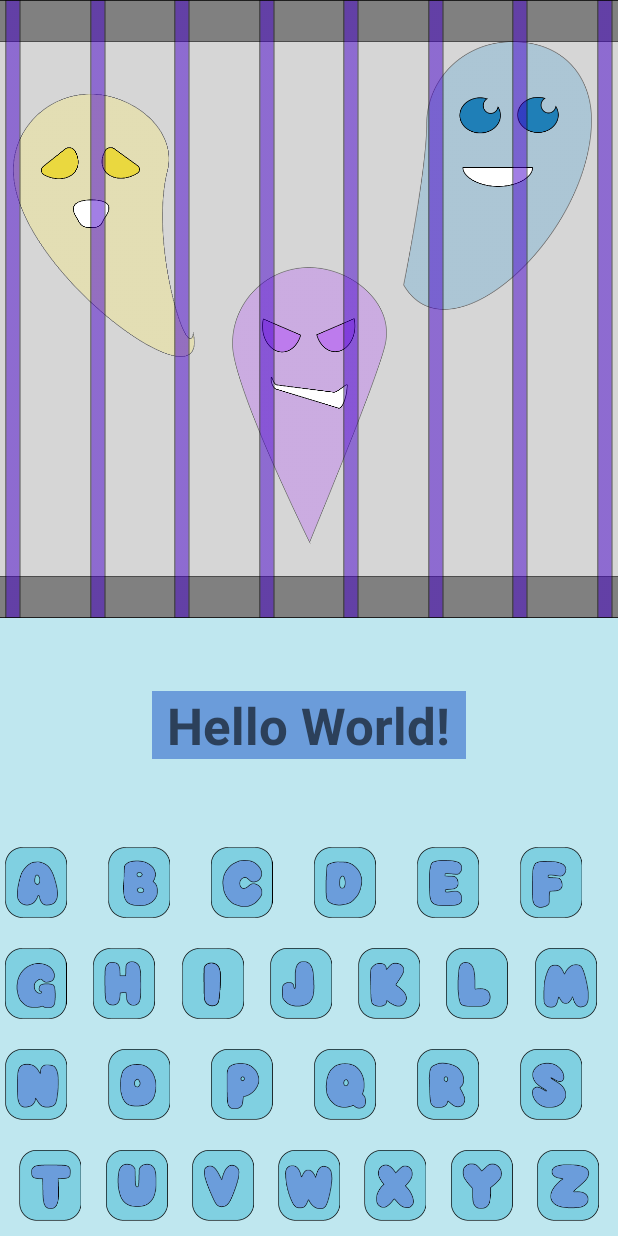
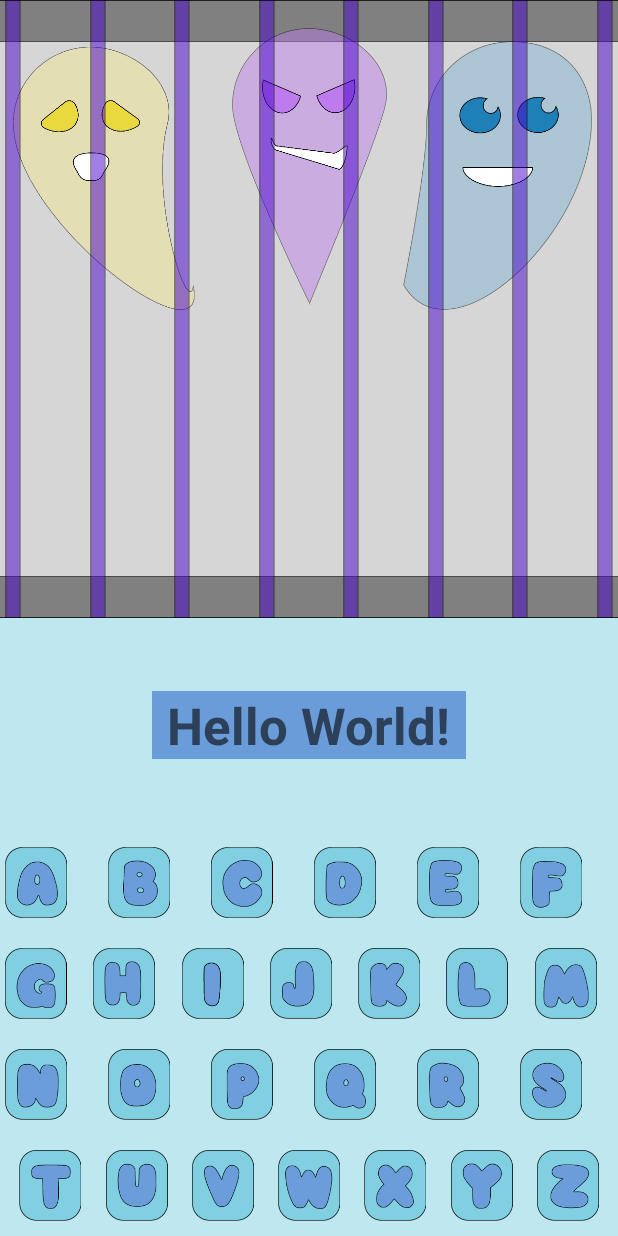
Before and after one commit to thecharlie00/ClassHangman, an Android app: the screen it shows after launch (GameActivity), on a phone screen of 412 x 824 dp. Run offline under Robolectric (Android 15) with nearby library versions, the phone set to English and light mode, and no system bars.

Commit message:
Animations implemented

```diff
--- a/app/src/main/java/com/example/classhangman/game/GameActivity.kt
+++ b/app/src/main/java/com/example/classhangman/game/GameActivity.kt
@@ -13,7 +13,9 @@ import com.example.classhangman.ranking.RankingActivity
 class GameActivity : AppCompatActivity() {
 
     lateinit var binding: ActivityGameBinding
+
     val hangmanModelView by viewModels<HangmanModelView>()
+    lateinit var animator: GameAnimationsBinder
 
     override fun onCreate(savedInstanceState: Bundle?) {
         super.onCreate(savedInstanceState)
@@ -23,12 +25,15 @@ class GameActivity : AppCompatActivity() {
         binding = ActivityGameBinding.inflate(layoutInflater)
         setContentView(binding.root)
 
+        animator = GameAnimationsBinder(binding).startAnimations()
 
         hangmanModelView.hangman.observe(this) {
             binding.hagmanTextOuput.text = it.word.replace("_", "_ ")
 
-//            if (it?.correct == false)
-//                Toast.makeText(this, "This letter is not in the word!", Toast.LENGTH_SHORT).show()
+            if (it?.correct == false) {
+                animator.failAnimation()
+//                animator.loseGame()
+            }
         }
 
         hangmanModelView.alphabet.observe(this) { alphabet ->
--- /dev/null
+++ b/app/src/main/java/com/example/classhangman/game/GameAnimationsBinder.kt
@@ -0,0 +1,97 @@
+package com.example.classhangman.game
+
+import android.animation.ObjectAnimator
+import android.animation.ValueAnimator
+import android.widget.ImageView
+import androidx.core.animation.doOnEnd
+import androidx.core.view.children
+import com.example.classhangman.databinding.ActivityGameBinding
+
+class GameAnimationsBinder(binding: ActivityGameBinding) {
+
+    var jailbars = binding.jailbars.children.toList() as ArrayList
+    val ghosts = listOf(binding.fantasma1, binding.fantasma2, binding.fantasma3)
+
+    fun startAnimations(): GameAnimationsBinder {
+        ghosts.forEach {
+            ghostAnimation(it)
+        }
+        return this
+    }
+
+    private fun ghostAnimation(ghost: ImageView) {
+        ObjectAnimator.ofFloat(
+            ghost, "y",
+            ghost.y + 30f,
+        ).apply {
+            repeatCount = ValueAnimator.INFINITE
+            repeatMode = ValueAnimator.REVERSE
+            start()
+        }
+    }
+
+    fun failAnimation() {
+        // Ghost attack
+        val ghost = ghosts.random()
+        ObjectAnimator.ofFloat(
+            ghost, "scaleX",
+            3f,
+        ).apply {
+            repeatCount = ValueAnimator.RESTART
+            repeatMode = ValueAnimator.REVERSE
+            start()
+        }
+        ObjectAnimator.ofFloat(
+            ghost, "scaleY",
+            3f,
+        ).apply {
+            repeatCount = ValueAnimator.RESTART
+            repeatMode = ValueAnimator.REVERSE
+            start()
+        }
+
+        // jailbars animations
+        val jailbar = jailbars.randomOrNull() ?: return
+        jailbars.remove(jailbar)
+        ObjectAnimator.ofFloat(
+            jailbar, "scaleX",
+            0.5f, 2f, 0.5f, 2f, 0.5f, 2f, 0.5f, 2f, 0.5f, 2f,
+        ).apply {
+            duration = 1500
+            repeatCount = ValueAnimator.RESTART
+            repeatMode = ValueAnimator.REVERSE
+            start()
+        }.doOnEnd {
+            ObjectAnimator.ofFloat(
+                jailbar, "alpha",
+                0f
+            ).apply {
+                duration = 2000
+                start()
+            }
+
+            if (jailbars.isEmpty())
+                loseGame(ghost)
+        }
+    }
+
+    private fun loseGame(ghost: ImageView) {
+        ghost.clearAnimation()
+        ObjectAnimator.ofFloat(
+            ghost, "scaleX",
+            3f,
+        ).start()
+        ObjectAnimator.ofFloat(
+            ghost, "scaleY",
+            3f,
+        ).apply {
+//            doOnEnd {
+//                ObjectAnimator.ofFloat(
+//                    ghost, "y",
+//                    ghost.y + 300f,
+//                ).start()
+//            }
+            start()
+        }
+    }
+}
--- a/app/src/main/res/layout/activity_game.xml
+++ b/app/src/main/res/layout/activity_game.xml
@@ -487,11 +487,12 @@
         android:id="@+id/fantasma1"
         android:layout_width="126dp"
         android:layout_height="234dp"
-        app:layout_constraintBottom_toBottomOf="@+id/jailbar"
+        android:layout_marginBottom="132dp"
+        app:layout_constraintBottom_toBottomOf="@+id/jailbars"
         app:layout_constraintEnd_toEndOf="parent"
         app:layout_constraintHorizontal_bias="0.94"
         app:layout_constraintStart_toStartOf="parent"
-        app:layout_constraintTop_toTopOf="@+id/jailbar"
+        app:layout_constraintTop_toTopOf="parent"
         app:layout_constraintVertical_bias="0.0"
         app:srcCompat="@drawable/fantasma1" />
 
@@ -499,10 +500,10 @@
         android:id="@+id/fantasma2"
         android:layout_width="103dp"
         android:layout_height="222dp"
-        app:layout_constraintBottom_toBottomOf="@+id/jailbar"
+        app:layout_constraintBottom_toTopOf="@+id/view2"
         app:layout_constraintEnd_toEndOf="parent"
         app:layout_constraintStart_toStartOf="parent"
-        app:layout_constraintTop_toTopOf="@+id/jailbar"
+        app:layout_constraintTop_toTopOf="parent"
         app:layout_constraintVertical_bias="0.84000003"
         app:srcCompat="@drawable/fantasma2" />
 
@@ -510,19 +511,28 @@
         android:id="@+id/fantasma3"
         android:layout_width="121dp"
         android:layout_height="238dp"
-        app:layout_constraintBottom_toBottomOf="@+id/jailbar"
+        app:layout_constraintBottom_toTopOf="@+id/view2"
         app:layout_constraintEnd_toEndOf="@+id/jail"
         app:layout_constraintHorizontal_bias="0.03"
         app:layout_constraintStart_toStartOf="parent"
-        app:layout_constraintTop_toTopOf="@+id/jailbar"
+        app:layout_constraintTop_toTopOf="parent"
         app:layout_constraintVertical_bias="0.18"
         app:srcCompat="@drawable/fantasma3" />
 
+    <androidx.constraintlayout.widget.ConstraintLayout
+        android:id="@+id/jailbars"
+        android:layout_width="match_parent"
+        android:layout_height="0dp"
+        app:layout_constraintBottom_toTopOf="@+id/view2"
+        app:layout_constraintEnd_toEndOf="parent"
+        app:layout_constraintStart_toStartOf="parent"
+        app:layout_constraintTop_toTopOf="parent">
+
         <ImageView
-        android:id="@+id/jailbar"
+            android:id="@+id/jailbar1"
             android:layout_width="wrap_content"
             android:layout_height="0dp"
-        app:layout_constraintBottom_toBottomOf="@+id/jail"
+            app:layout_constraintBottom_toBottomOf="parent"
             app:layout_constraintEnd_toStartOf="@+id/jailbar2"
             app:layout_constraintHorizontal_bias="0.5"
             app:layout_constraintHorizontal_chainStyle="spread_inside"
@@ -535,10 +545,10 @@
             android:id="@+id/jailbar2"
             android:layout_width="wrap_content"
             android:layout_height="0dp"
-        app:layout_constraintBottom_toBottomOf="@+id/jail"
+            app:layout_constraintBottom_toBottomOf="parent"
             app:layout_constraintEnd_toStartOf="@+id/jailbar3"
             app:layout_constraintHorizontal_bias="0.5"
-        app:layout_constraintStart_toEndOf="@+id/jailbar"
+            app:layout_constraintStart_toEndOf="@+id/jailbar1"
             app:layout_constraintTop_toTopOf="parent"
             app:layout_constraintVertical_bias="1.0"
             app:srcCompat="@drawable/jailbar_1" />
@@ -547,7 +557,7 @@
             android:id="@+id/jailbar3"
             android:layout_width="wrap_content"
             android:layout_height="0dp"
-        app:layout_constraintBottom_toBottomOf="@+id/jail"
+            app:layout_constraintBottom_toBottomOf="parent"
             app:layout_constraintEnd_toStartOf="@+id/jailbar4"
             app:layout_constraintHorizontal_bias="0.5"
             app:layout_constraintStart_toEndOf="@+id/jailbar2"
@@ -559,7 +569,7 @@
             android:id="@+id/jailbar4"
             android:layout_width="wrap_content"
             android:layout_height="0dp"
-        app:layout_constraintBottom_toBottomOf="@+id/jail"
+            app:layout_constraintBottom_toBottomOf="parent"
             app:layout_constraintEnd_toStartOf="@+id/jailbar5"
             app:layout_constraintHorizontal_bias="0.5"
             app:layout_constraintStart_toEndOf="@+id/jailbar3"
@@ -571,7 +581,7 @@
             android:id="@+id/jailbar5"
             android:layout_width="wrap_content"
             android:layout_height="0dp"
-        app:layout_constraintBottom_toBottomOf="@+id/jail"
+            app:layout_constraintBottom_toBottomOf="parent"
             app:layout_constraintEnd_toStartOf="@+id/jailbar6"
             app:layout_constraintHorizontal_bias="0.5"
             app:layout_constraintStart_toEndOf="@+id/jailbar4"
@@ -583,7 +593,7 @@
             android:id="@+id/jailbar6"
             android:layout_width="wrap_content"
             android:layout_height="0dp"
-        app:layout_constraintBottom_toBottomOf="@+id/jail"
+            app:layout_constraintBottom_toBottomOf="parent"
             app:layout_constraintEnd_toStartOf="@+id/jailbar7"
             app:layout_constraintHorizontal_bias="0.5"
             app:layout_constraintStart_toEndOf="@+id/jailbar5"
@@ -595,7 +605,7 @@
             android:id="@+id/jailbar7"
             android:layout_width="wrap_content"
             android:layout_height="0dp"
-        app:layout_constraintBottom_toBottomOf="@+id/jail"
+            app:layout_constraintBottom_toBottomOf="parent"
             app:layout_constraintEnd_toStartOf="@+id/jailbar8"
             app:layout_constraintHorizontal_bias="0.5"
             app:layout_constraintStart_toEndOf="@+id/jailbar6"
@@ -607,23 +617,26 @@
             android:id="@+id/jailbar8"
             android:layout_width="wrap_content"
             android:layout_height="0dp"
-        app:layout_constraintBottom_toBottomOf="@+id/jail"
+            app:layout_constraintBottom_toBottomOf="parent"
             app:layout_constraintEnd_toEndOf="parent"
             app:layout_constraintHorizontal_bias="0.5"
             app:layout_constraintStart_toEndOf="@+id/jailbar7"
             app:layout_constraintTop_toTopOf="parent"
             app:layout_constraintVertical_bias="1.0"
             app:srcCompat="@drawable/jailbar_1" />
+    </androidx.constraintlayout.widget.ConstraintLayout>
+
 
     <TextView
         android:id="@+id/alphabet"
         android:layout_width="wrap_content"
         android:layout_height="wrap_content"
         android:layout_marginStart="16dp"
-        android:layout_marginBottom="3dp"
         android:text="a, t, y"
         android:textColor="#960000"
-        app:layout_constraintBottom_toBottomOf="@+id/jailbar"
-        app:layout_constraintStart_toStartOf="parent" />
+        android:visibility="gone"
+        app:layout_constraintBottom_toTopOf="@+id/view2"
+        app:layout_constraintStart_toStartOf="parent"
+        tools:visibility="visible" />
 
 </androidx.constraintlayout.widget.ConstraintLayout>
```
Lines whose indentation alone changed are shown as unchanged.
